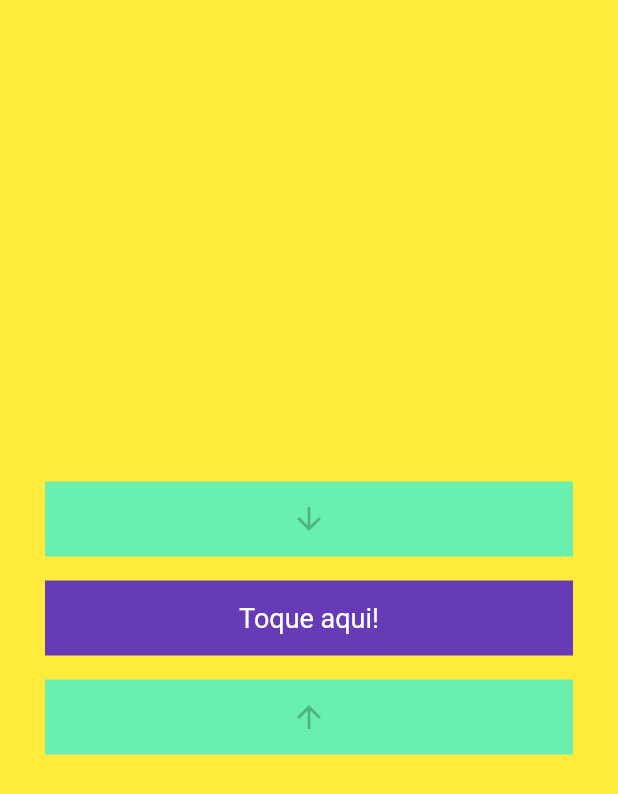
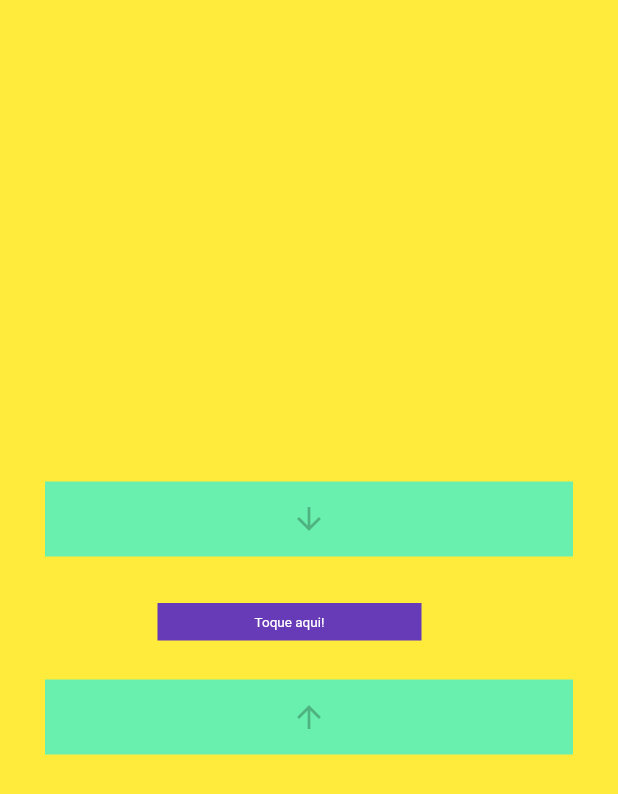
Before and after one commit to gablemos-zz/flutter-study, a Flutter app: the screen it shows after launch, on a phone screen of 412 x 824 dp. Shown: the top 794 px of the screen. Run offline on Flutter 3.47's test engine with Material 2 defaults, Android fonts, the phone set to English and light mode, and no system bars.

Commit message:
26 - transform

```diff
--- a/my-first-app/myapp/lib/main.dart
+++ b/my-first-app/myapp/lib/main.dart
@@ -34,16 +34,12 @@ class ButtonIcon extends StatelessWidget {
 
   IconData icon ;
   ButtonIcon({this.icon});
-  // ButtonIcon(IconData icons){
-  //   this.icon = icons;
-  // }
 
   @override
   Widget build(BuildContext context) {
     return Padding(
       padding: const EdgeInsets.symmetric(vertical: 8, horizontal: 30),
       child: Container(
-        //width: double.infinity,//estica pela tela toda
         width: double.infinity,
         height: 50,
         color: Colors.greenAccent,
@@ -57,12 +53,13 @@ class ButtonIcon extends StatelessWidget {
 }
 
 class ButtonText extends StatelessWidget {
+
   @override
   Widget build(BuildContext context) {
     return Padding(
-      // padding: const EdgeInsets.only(top: 8.0, left: 30, bottom: 8, right: 30),
       padding: const EdgeInsets.symmetric(vertical: 8, horizontal: 30),
       child: Container(
+        transform: Matrix4.identity()..scale(0.5)..translate(150.0, 30.0),
         width: double.infinity,
         height: 50,
         color: Colors.deepPurple,
```
